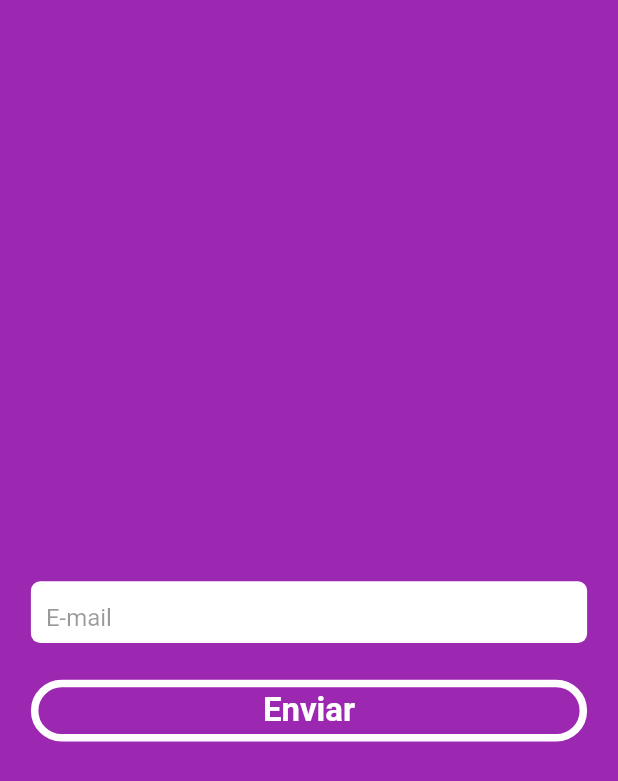
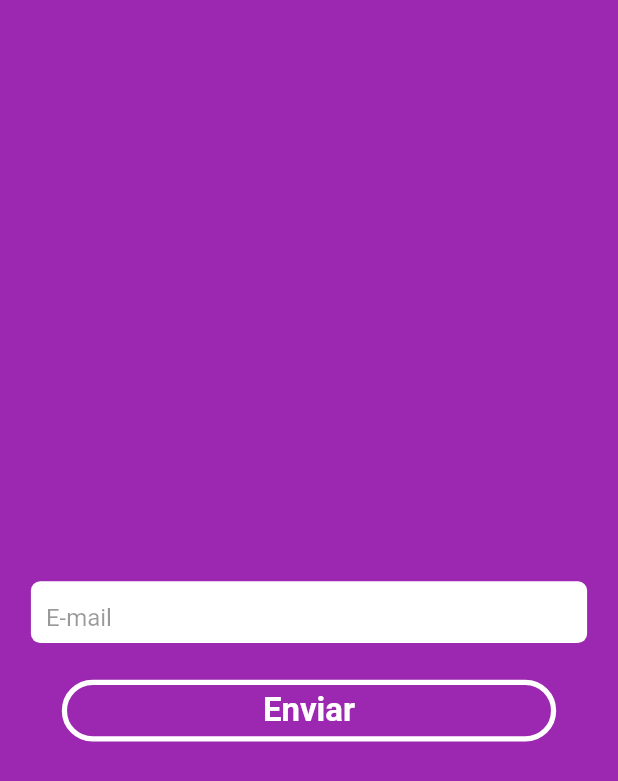
Before and after one commit to h80r-uft/PS-ps_i1, a Flutter app: the screen it shows after launch, on a phone screen of 412 x 824 dp. Shown: the top 781 px of the screen. Run offline on Flutter 3.47's test engine with Material 2 defaults, Android fonts, the phone set to English and light mode, and no system bars.

Commit message:
feature/ps_button
- correcao
   - borda mais fina
   - largura menor

```diff
--- a/lib/view/widgets/ps_button.dart
+++ b/lib/view/widgets/ps_button.dart
@@ -17,10 +17,10 @@ class PsButton extends StatelessWidget {
     return TextButton(
       onPressed: func,
       child: Container(
-        width: size.width * 0.9,
+        width: size.width * 0.8,
         height: size.height * 0.05,
         decoration: BoxDecoration(
-          border: Border.all(color: Colors.white, width: 5),
+          border: Border.all(color: Colors.white, width: 3.5),
           borderRadius: BorderRadius.circular(size.width * 0.07),
         ),
         child: Center(
```
